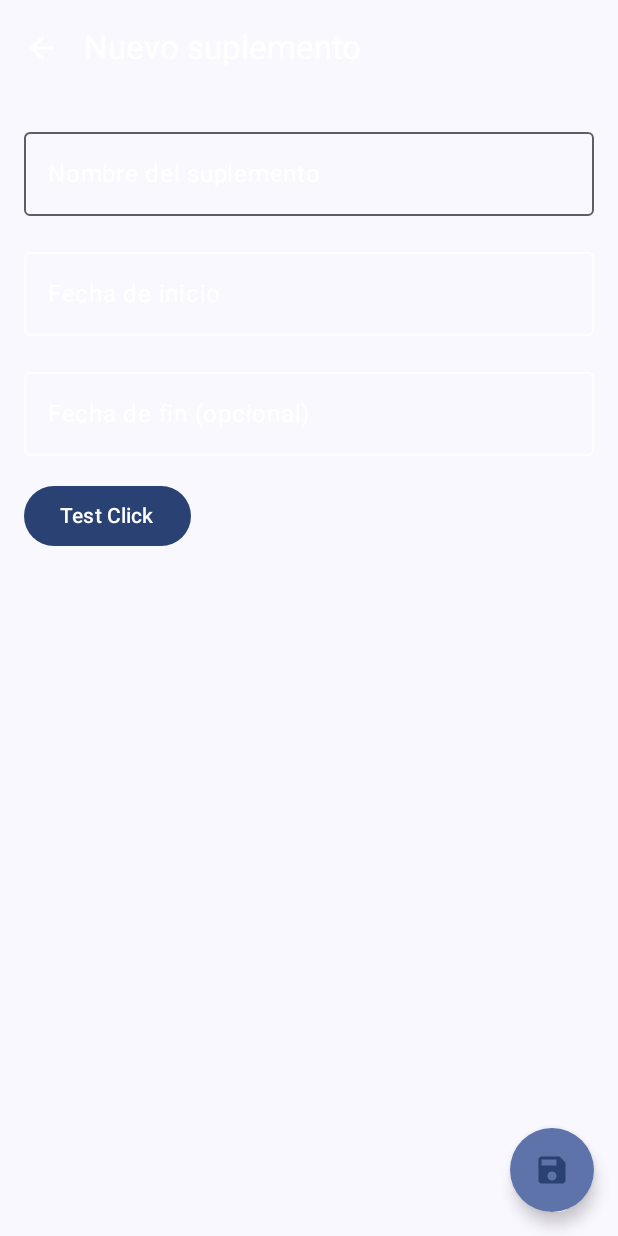
After one commit to IsaacDiaz211/MobileApp, an Android app built with Jetpack Compose: the composable SuppFormScreen shown on its own in the app's theme, on a phone screen of 412 x 824 dp. The commit adds this screen. Run offline under Robolectric (Android 15) with nearby library versions, the phone set to English and light mode, and no system bars; our stand-ins replace Dagger/Hilt's generated code, Room's generated code.

Commit message:
add datapicker to SuppForm

```diff
--- /dev/null
+++ b/app/src/main/java/com/liudao/screens/SuppFormScreen.kt
@@ -0,0 +1,217 @@
+package com.liudao.screens
+
+//import android.app.DatePickerDialog
+import android.util.Log
+import androidx.compose.foundation.clickable
+import androidx.compose.foundation.gestures.awaitEachGesture
+import androidx.compose.runtime.Composable
+import androidx.hilt.navigation.compose.hiltViewModel
+import androidx.compose.material3.Scaffold
+import androidx.compose.foundation.layout.*
+import androidx.compose.material.icons.Icons
+import androidx.compose.material.icons.automirrored.filled.ArrowBack
+import androidx.compose.material.icons.filled.Save
+import androidx.compose.material3.ExperimentalMaterial3Api
+import androidx.compose.material3.FloatingActionButton
+import androidx.compose.material3.Icon
+import androidx.compose.material3.IconButton
+import androidx.compose.material3.OutlinedTextField
+import androidx.compose.material3.Text
+import androidx.compose.material3.TopAppBar
+import androidx.compose.runtime.collectAsState
+import androidx.compose.runtime.getValue
+import androidx.compose.ui.Modifier
+import androidx.compose.ui.unit.dp
+import androidx.navigation.NavController
+import androidx.compose.foundation.shape.CircleShape
+import androidx.compose.material.icons.filled.DateRange
+import androidx.compose.material3.Button
+import androidx.compose.material3.MaterialTheme
+import androidx.compose.material3.OutlinedTextFieldDefaults
+import androidx.compose.material3.TopAppBarDefaults
+import androidx.compose.ui.graphics.Color
+import androidx.compose.ui.platform.LocalContext
+import androidx.compose.ui.text.TextStyle
+import java.time.LocalDate
+import java.time.format.DateTimeFormatter
+import androidx.compose.material3.DatePickerDialog
+import androidx.compose.material3.DatePicker
+import androidx.compose.material3.TextButton
+import androidx.compose.material3.rememberDatePickerState
+import androidx.compose.runtime.*
+import androidx.compose.runtime.setValue
+import androidx.compose.ui.input.pointer.pointerInput
+import java.text.SimpleDateFormat
+import java.time.Instant
+import java.time.ZoneId
+import java.util.Date
+import java.util.Locale
+
+@OptIn(ExperimentalMaterial3Api::class)
+@Composable
+fun SuppFormScreen(
+    nc: NavController,
+    vm: SuppFormViewModel = hiltViewModel()
+) {
+    val state by vm.uiState.collectAsState()
+
+    Scaffold(
+        topBar = {
+            TopAppBar(
+                title = {
+                    Text(
+                        if (state?.supplementId == null) "Nuevo suplemento" else "Editar suplemento",
+                        color = Color.White
+                    )
+                },
+                navigationIcon = {
+                    IconButton(onClick = { nc.popBackStack() }) {
+                        Icon(
+                            Icons.AutoMirrored.Filled.ArrowBack,
+                            contentDescription = "Volver",
+                            tint = Color.White
+                        )
+                    }
+                },
+                colors = TopAppBarDefaults.topAppBarColors(containerColor = Color.Transparent)
+            )
+        },
+        floatingActionButton = {
+            FloatingActionButton(
+                onClick = {
+                    vm.onSave {
+                        nc.popBackStack()
+                    }
+                },
+                shape = CircleShape,
+                contentColor = MaterialTheme.colorScheme.primary
+            ) {
+                Icon(Icons.Default.Save, contentDescription = "Guardar")
+            }
+        },
+        containerColor = Color.Transparent
+    ) { padding ->
+
+        Column(
+            modifier = Modifier
+                .padding(padding)
+                .padding(16.dp)
+                .fillMaxSize(),
+            verticalArrangement = Arrangement.spacedBy(16.dp)
+        ) {
+            // Nombre del suplemento
+            OutlinedTextField(
+                value = state?.name ?: "",
+                onValueChange = vm::onNameChange,
+                label = { Text(
+                    "Nombre del suplemento",
+                    color = Color.White
+                ) },
+                textStyle = TextStyle(color = Color.White),
+                modifier = Modifier.fillMaxWidth()
+            )
+
+            // Fecha de inicio
+            DateField(
+                label = "Fecha de inicio",
+                date = state?.startDate,
+                onDateSelected = vm::onStartDateChange
+            )
+
+            // Fecha de fin
+            DateField(
+                label = "Fecha de fin (opcional)",
+                date = state?.endDate,
+                onDateSelected = vm::onEndDateChange
+            )
+            Button(onClick = { Log.d("SuppFormScreen", "Test Button Clicked") }) {
+                Text("Test Click")
+            }
+
+            // Periodos existentes
+            if (state?.isEdit == true && state!!.periods.isNotEmpty()) {
+                Text("Periodos previos:", style = MaterialTheme.typography.titleMedium)
+                state!!.periods.forEachIndexed { i, period ->
+                    Text("- ${period.start} hasta ${period.end ?: "Actual"}")
+                }
+            }
+
+            // Agregar nuevo periodo
+            if (state?.isEdit == true && state!!.canAddPeriod) {
+                Button(onClick = vm::onAddPeriod) {
+                    Text("Agregar nuevo periodo")
+                }
+            }
+        }
+    }
+}
+
+@OptIn(ExperimentalMaterial3Api::class)
+@Composable
+fun DateField(
+    label: String,
+    date: LocalDate?,
+    onDateSelected: (LocalDate) -> Unit
+) {
+    val formatter = DateTimeFormatter.ofPattern("dd-MM-yyyy")
+    val dateStr = date?.format(formatter) ?: ""
+
+    var showDialog by remember { mutableStateOf(false) }
+
+    val datePickerState = rememberDatePickerState(
+        initialSelectedDateMillis = date?.atStartOfDay(ZoneId.systemDefault())?.toInstant()?.toEpochMilli()
+            ?: Instant.now().toEpochMilli()
+    )
+
+    Log.d("DateField", "DateField Composable: label='$label', showDialog=$showDialog")
+
+    Box(
+        modifier = Modifier
+            .fillMaxWidth()
+            .clickable {
+                Log.d("DateField", "Box clicked for label: $label")
+                showDialog = true
+            }
+    ) {
+        OutlinedTextField(
+            value = dateStr,
+            onValueChange = {},
+            readOnly = true, // 🔒 Evita que el teclado aparezca
+            label = { Text(label, color = Color.White) },
+            modifier = Modifier.fillMaxWidth(),
+            enabled = false, // Opcional: desactiva el campo para evitar foco
+            colors = OutlinedTextFieldDefaults.colors(
+                disabledTextColor = Color.White,
+                disabledLabelColor = Color.White,
+                disabledBorderColor = Color.White
+            )
+        )
+    }
+
+    if (showDialog) {
+        Log.d("DateField", "Mostrando DatePickerDialog para $label")
+        DatePickerDialog(
+            onDismissRequest = { showDialog = false },
+            confirmButton = {
+                TextButton(onClick = {
+                    datePickerState.selectedDateMillis?.let { millis ->
+                        val selected = Instant.ofEpochMilli(millis)
+                            .atZone(ZoneId.systemDefault())
+                            .toLocalDate()
+                        onDateSelected(selected)
+                    }
+                    showDialog = false
+                }) {
+                    Text("OK")
+                }
+            },
+            dismissButton = {
+                TextButton(onClick = { showDialog = false }) {
+                    Text("Cancelar")
+                }
+            }
+        ) {
+            DatePicker(state = datePickerState)
+        }
+    }
+}
```
Also changed, not shown: app/src/main/java/com/liudao/navigation/NavGraph.kt (+25 -8 lines), app/src/main/java/com/liudao/screens/AddItemsScreen.kt (+4 -4 lines), app/src/main/java/com/liudao/screens/ExerciseFormScreen.kt (renamed from app/src/main/java/com/liudao/screens/ItemFormScreen.kt, +3 -9 lines), app/src/main/java/com/liudao/screens/ExerciseFormViewModel.kt (renamed from app/src/main/java/com/liudao/screens/ItemFormViewModel.kt, +6 -15 lines), app/src/main/java/com/liudao/screens/SuppFormViewModel.kt (added, +175 -0 lines).
